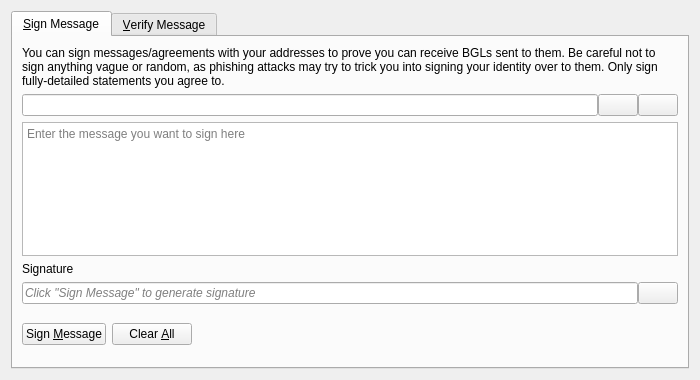
This is src/qt/forms/signverifymessagedialog.ui in BitgesellOfficial/bitgesell as Qt 5 draws it before an edit. The edited form follows.
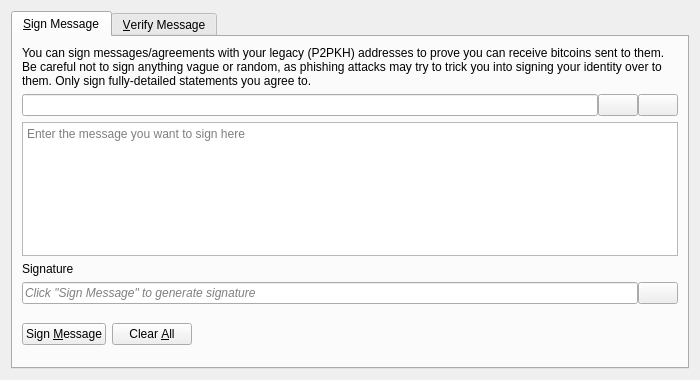
This is the edited form. Icons and pictures are not drawn. Custom widgets are drawn as their Qt base class.

Commit message:
gui: fix misleading signmessage error with segwit
As described in #10542 (and numerous other places), message signing in
Bitcoin Core only supports message signing using P2PKH addresses, at
least until a new message-signing standard is agreed upon.

Therefore update the possibly-misleading error message presented to the
user in the GUI to detail more specifically the reason their message
cannot be signed, in the case that a non P2PKH address is entered.

What changed in the file:
```diff
--- a/src/qt/forms/signverifymessagedialog.ui
+++ b/src/qt/forms/signverifymessagedialog.ui
@@ -30,7 +30,7 @@
        <item>
         <widget class="QLabel" name="infoLabel_SM">
          <property name="text">
-          <string>You can sign messages/agreements with your addresses to prove you can receive BGLs sent to them. Be careful not to sign anything vague or random, as phishing attacks may try to trick you into signing your identity over to them. Only sign fully-detailed statements you agree to.</string>
+          <string>You can sign messages/agreements with your legacy (P2PKH) addresses to prove you can receive bitcoins sent to them. Be careful not to sign anything vague or random, as phishing attacks may try to trick you into signing your identity over to them. Only sign fully-detailed statements you agree to.</string>
          </property>
          <property name="textFormat">
           <enum>Qt::PlainText</enum>
```
The commit also changes 1 other file.
